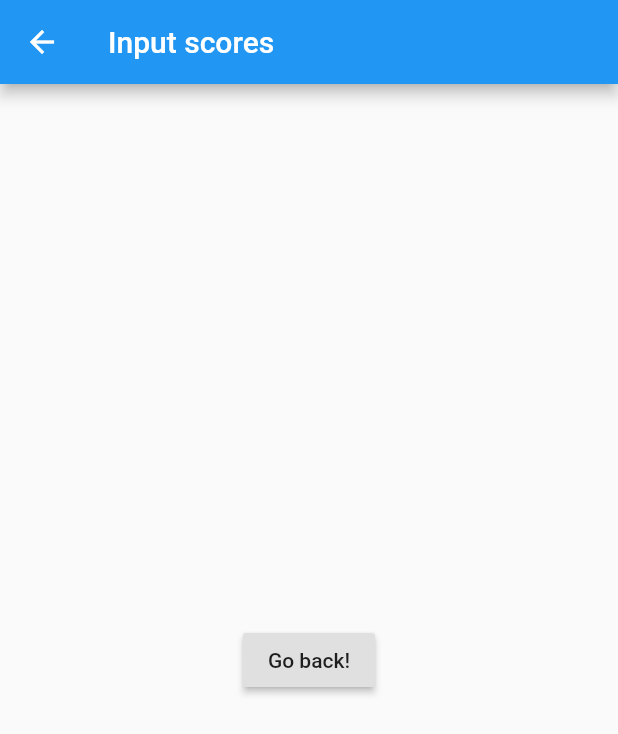
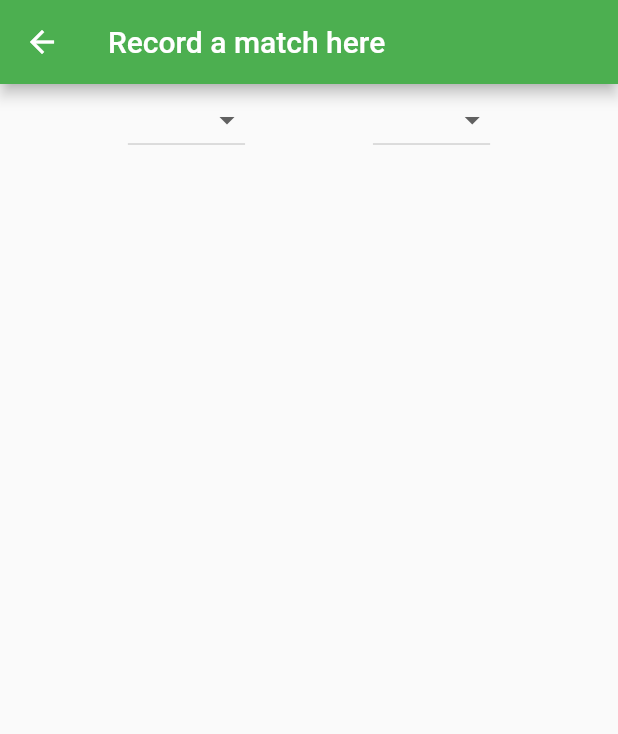
Before and after one commit to frankyang289/tablefootball_league, a Flutter app: the screen it shows after launch, after a tap on "Log match", on a phone screen of 412 x 824 dp. Shown: the top 734 px of the screen. Run offline on Flutter 3.47's test engine with Material 2 defaults, Android fonts, the phone set to English and light mode, and no system bars.

```diff
--- /dev/null
+++ b/lib/home_page.dart
@@ -0,0 +1,98 @@
+import 'package:flutter/material.dart';
+import 'record_scores.dart';
+import 'league_table.dart';
+
+class MyHome extends StatelessWidget {
+  @override
+  Widget build(BuildContext context) {
+    Widget titleSection = Container(
+      padding: const EdgeInsets.all(32),
+      child: Row(
+        children: [
+          Expanded(
+            /*1*/
+            child: Column(
+              crossAxisAlignment: CrossAxisAlignment.start,
+              children: [
+                /*2*/
+                Container(
+                  padding: const EdgeInsets.only(bottom: 8),
+                  child: Text(
+                    'BP Table Footbal League Table',
+                    style: TextStyle(
+                        fontWeight: FontWeight.bold, color: Colors.green),
+                  ),
+                ),
+                Text(
+                  'A mobile app to keep scores and tabulate points from all games',
+                  style: TextStyle(
+                    color: Colors.grey[500],
+                  ),
+                ),
+              ],
+            ),
+          ),
+        ],
+      ),
+    );
+
+    Widget buttonSection = Container(
+      child: Row(
+        mainAxisAlignment: MainAxisAlignment.spaceEvenly,
+        children: [
+          RaisedButton(
+              child: Text("Log match"),
+              color: Colors.green,
+              textColor: Colors.white,
+              onPressed: () {
+                Navigator.push(context,
+                    MaterialPageRoute(builder: (context) => LogMatchPage()));
+              }),
+          RaisedButton(
+            child: Text("League table"),
+            color: Colors.green,
+            textColor: Colors.white,
+            onPressed: () {
+              Navigator.push(context,
+                  MaterialPageRoute(builder: (context) => LeagueTablePage()));
+            },
+          ),
+        ],
+      ),
+    );
+
+    Widget textSection = Container(
+      padding: const EdgeInsets.all(32),
+      child: Text(
+        'Click on "Log Match" to select player names and record the outcome of a match. '
+        'Each new entry updates the league table which can be viewed by clicking on the '
+        '"League Table" button on the right. \n'
+        '\n'
+        'Scoring system: a win is 3 points and a loss awards 0. At the end of each season the player '
+        'with the highest number of points wins. If two (or more) players have the same number of '
+        'points, then the goal difference will be factored in.',
+        softWrap: true,
+        style: TextStyle(color: Colors.grey[500]),
+      ),
+    );
+
+    return MaterialApp(
+      title: 'Welcome to Flutter',
+      home: Scaffold(
+        body: ListView(
+          children: [
+            Image.asset(
+              'images/9.jpg',
+              width: 600,
+              height: 240,
+              fit: BoxFit.cover,
+            ),
+            titleSection,
+            buttonSection,
+            textSection,
+          ],
+        ),
+      ),
+    );
+  }
+}
--- /dev/null
+++ b/lib/league_table.dart
@@ -0,0 +1,20 @@
+import 'package:flutter/material.dart';
+
+class LeagueTablePage extends StatelessWidget {
+  @override
+  Widget build(BuildContext context) {
+    return Scaffold(
+      appBar: AppBar(
+        title: Text("League table"),
+      ),
+      body: Center(
+        child: RaisedButton(
+          onPressed: () {
+            Navigator.pop(context);
+          },
+          child: Text('Go back!'),
+        ),
+      ),
+    );
+  }
+}
--- a/lib/main.dart
+++ b/lib/main.dart
@@ -1,4 +1,5 @@
 import 'package:flutter/material.dart';
+import 'home_page.dart';
 
 void main() => runApp(MyApp());
 
@@ -8,136 +9,3 @@ class MyApp extends StatelessWidget {
     return MaterialApp(home: MyHome());
   }
 }
-
-class MyHome extends StatelessWidget {
-  @override
-  Widget build(BuildContext context) {
-    Widget titleSection = Container(
-      padding: const EdgeInsets.all(32),
-      child: Row(
-        children: [
-          Expanded(
-            /*1*/
-            child: Column(
-              crossAxisAlignment: CrossAxisAlignment.start,
-              children: [
-                /*2*/
-                Container(
-                  padding: const EdgeInsets.only(bottom: 8),
-                  child: Text(
-                    'BP Table Footbal League Table',
-                    style: TextStyle(
-                        fontWeight: FontWeight.bold, color: Colors.green),
-                  ),
-                ),
-                Text(
-                  'A mobile app to keep scores and tabulate points from all games',
-                  style: TextStyle(
-                    color: Colors.grey[500],
-                  ),
-                ),
-              ],
-            ),
-          ),
-        ],
-      ),
-    );
-
-    Widget buttonSection = Container(
-      child: Row(
-        mainAxisAlignment: MainAxisAlignment.spaceEvenly,
-        children: [
-          RaisedButton(
-              child: Text("Log match"),
-              color: Colors.green,
-              textColor: Colors.white,
-              onPressed: () {
-                Navigator.push(context,
-                    MaterialPageRoute(builder: (context) => LogMatchPage()));
-              }),
-          RaisedButton(
-            child: Text("League table"),
-            color: Colors.green,
-            textColor: Colors.white,
-            onPressed: () {
-              Navigator.push(context,
-                  MaterialPageRoute(builder: (context) => LeagueTablePage()));
-            },
-          ),
-        ],
-      ),
-    );
-
-    Widget textSection = Container(
-      padding: const EdgeInsets.all(32),
-      child: Text(
-        'Click on "Log Match" to select player names and record the outcome of a match. '
-        'Each new entry updates the league table which can be viewed by clicking on the '
-        '"League Table" button on the right. \n'
-        '\n'
-        'Scoring system: a win is 3 points and a loss awards 0. At the end of each season the player '
-        'with the highest number of points wins. If two (or more) players have the same number of '
-        'points, then the goal difference will be factored in.',
-        softWrap: true,
-        style: TextStyle(color: Colors.grey[500]),
-      ),
-    );
-
-    return MaterialApp(
-      title: 'Welcome to Flutter',
-      home: Scaffold(
-        body: ListView(
-          children: [
-            Image.asset(
-              'images/9.jpg',
-              width: 600,
-              height: 240,
-              fit: BoxFit.cover,
-            ),
-            titleSection,
-            buttonSection,
-            textSection,
-          ],
-        ),
-      ),
-    );
-  }
-}
-
-class LogMatchPage extends StatelessWidget {
-  @override
-  Widget build(BuildContext context) {
-    return Scaffold(
-      appBar: AppBar(
-        title: Text("Input scores"),
-      ),
-      body: Center(
-        child: RaisedButton(
-          onPressed: () {
-            Navigator.pop(context);
-          },
-          child: Text('Go back!'),
-        ),
-      ),
-    );
-  }
-}
-
-class LeagueTablePage extends StatelessWidget {
-  @override
-  Widget build(BuildContext context) {
-    return Scaffold(
-      appBar: AppBar(
-        title: Text("League table"),
-      ),
-      body: Center(
-        child: RaisedButton(
-          onPressed: () {
-            Navigator.pop(context);
-          },
-          child: Text('Go back!'),
-        ),
-      ),
-    );
-  }
-}
--- /dev/null
+++ b/lib/record_scores.dart
@@ -0,0 +1,57 @@
+import 'package:flutter/material.dart';
+
+
+class LogMatchPage extends StatefulWidget {
+  LogMatchPage({Key key}) : super(key:key);
+
+  @override
+  _LogMatchPageState createState() => _LogMatchPageState();
+}
+
+class _LogMatchPageState extends State<LogMatchPage> {
+  String value = "Pleae select a player name";
+
+  @override
+  Widget build(BuildContext context) {
+    Widget buttonSection = Container(
+      child: Row(
+        mainAxisAlignment: MainAxisAlignment.spaceEvenly,
+        children: [
+          new DropdownButton<String>(
+            items: <String>['Raz', 'Hassan', 'Di', 'Emeka', 'Frank']
+                .map((String value) {
+              return new DropdownMenuItem<String>(
+                value: value,
+                child: new Text(value),
+              );
+            }).toList(),
+            onChanged: (newValue) {
+              setState(() {
+              value = newValue;
+          });
+          },
+          ),
+          new DropdownButton<String>(
+            items: <String>['Raz', 'Hassan', 'Di', 'Emeka', 'Frank']
+                .map((String value) {
+              return new DropdownMenuItem<String>(
+                value: value,
+                child: new Text(value),
+              );
+            }).toList(),
+            onChanged: (_) {},
+          )
+        ],
+      ),
+    );
+
+    return Scaffold(
+        appBar: AppBar(
+          title: Text("Record a match here"),
+          backgroundColor: Colors.green,
+        ),
+        body: ListView(
+          children: [buttonSection],
+        ));
+  }
+}
```
Also changed, not shown: 1 other file.
